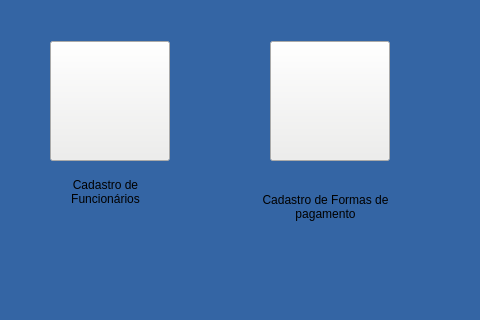
This is menu_cadastros.ui in JVwolfart/PROJETO-SALAO-JOVEM-PROGRAMADOR as Qt 5 draws it before an edit; both pictures show x 0 to 480 and y 209 to 529 of the 639 by 529 pixel window. The edited form follows.
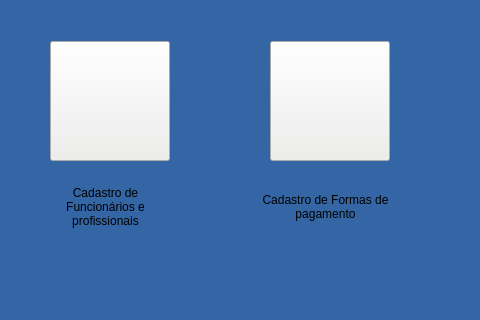
This is the edited form. Icons and pictures are not drawn.

The edit to the form file:
```diff
--- a/menu_cadastros.ui
+++ b/menu_cadastros.ui
@@ -211,11 +211,11 @@
      <x>40</x>
      <y>380</y>
      <width>131</width>
-     <height>41</height>
+     <height>71</height>
     </rect>
    </property>
    <property name="text">
-    <string>Cadastro de Funcionários</string>
+    <string>Cadastro de Funcionários e profissionais</string>
    </property>
    <property name="alignment">
     <set>Qt::AlignCenter</set>
```
